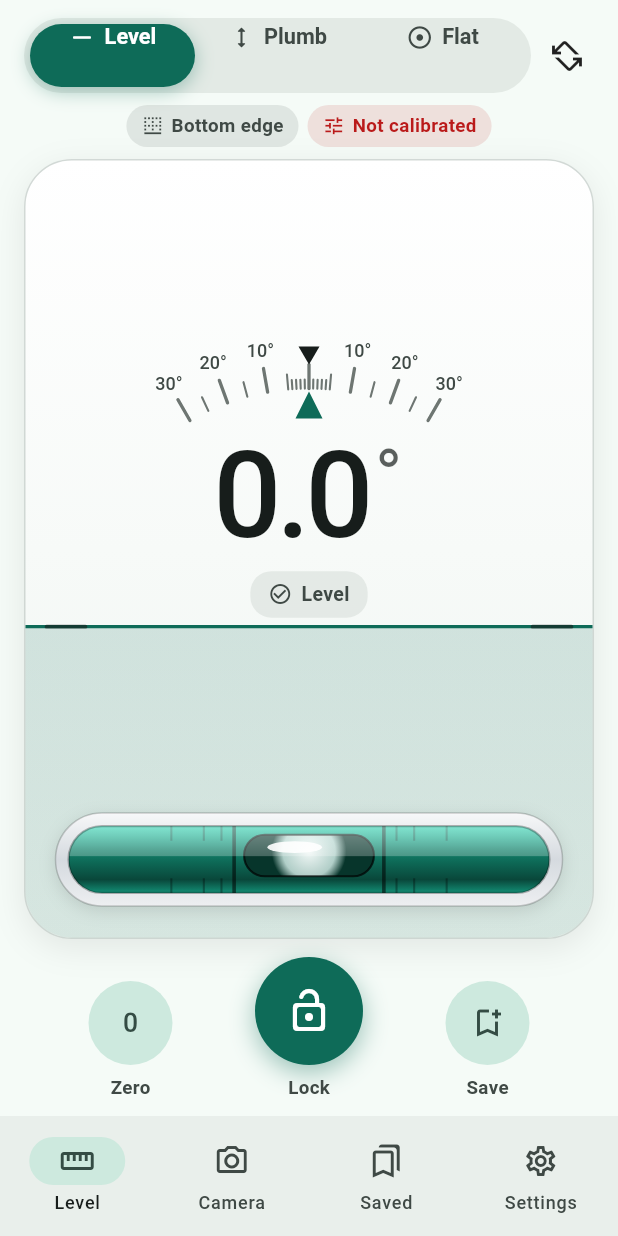
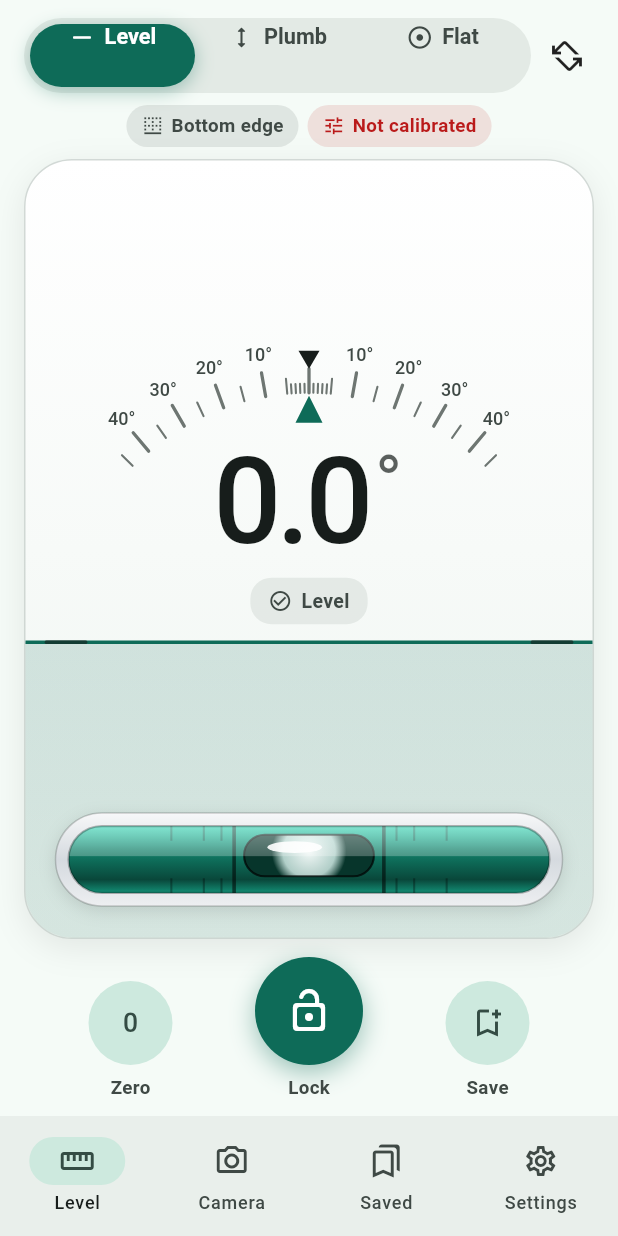
Before and after one commit to razvannicu15/Nivela, a Flutter app: the screen it shows after launch, on a phone screen of 412 x 824 dp. Run offline on Flutter 3.47's test engine with Material 3 defaults, Android fonts, the phone set to English and light mode, and no system bars; our stand-ins replace camera.

Commit message:
Roll scale ±45° to fill the dial
Co-Authored-By: Claude Opus 5.5 <noreply@anthropic.com>
Claude-Session: https://claude.ai/code/session_01PSH8SsYx9vLsPuXhkJxfXr

```diff
--- a/lib/ui/painters.dart
+++ b/lib/ui/painters.dart
@@ -113,8 +113,8 @@ class LevelPainter extends CustomPainter {
   final Color alert;
   final double tolerance;
 
-  static Offset center(Size s) => Offset(s.width / 2, s.height * 0.60);
-  static double radius(Size s) => math.min(s.width * 0.42, s.height * 0.44);
+  static Offset center(Size s) => Offset(s.width / 2, s.height * 0.62);
+  static double radius(Size s) => math.min(s.width * 0.44, s.height * 0.46);
 
   @override
   void paint(Canvas canvas, Size size) {
@@ -139,9 +139,9 @@ class LevelPainter extends CustomPainter {
     canvas.drawLine(Offset(-big, 0), Offset(big, 0), Paint()..color = accent..strokeWidth = level ? 3 : 2.2);
     canvas.restore();
 
-    // Fixed roll scale (device), ±30°.
+    // Fixed roll scale (device), ±45°.
     final tick = Paint()..color = cs.onSurfaceVariant.withValues(alpha: 0.75)..strokeCap = StrokeCap.round;
-    for (var d = -30; d <= 30; d++) {
+    for (var d = -45; d <= 45; d++) {
       final major = d % 10 == 0, mid = d % 5 == 0;
       if (!major && !mid && d.abs() > 5) continue;
       final a = d * _rad;
```
